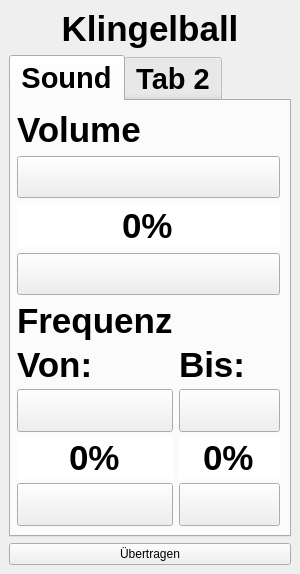
Sammasas/Klingelball-App, file klingelballui.ui: the form before one commit.
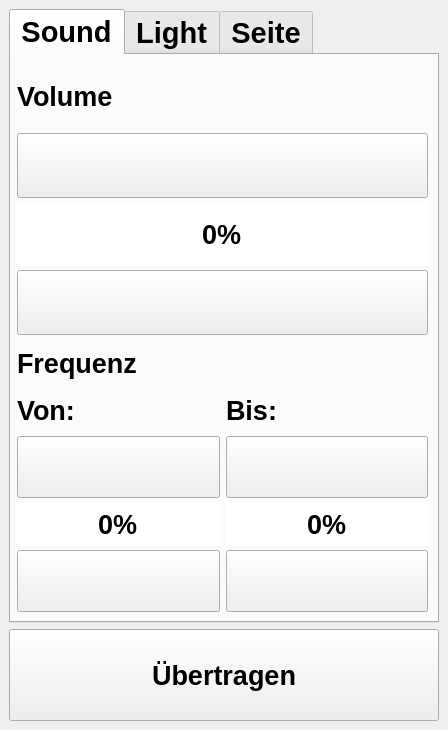
The form after the commit. Icons and pictures are not drawn.

```diff
--- a/klingelballui.ui
+++ b/klingelballui.ui
@@ -6,8 +6,8 @@
    <rect>
     <x>0</x>
     <y>0</y>
-    <width>262</width>
-    <height>453</height>
+    <width>448</width>
+    <height>730</height>
    </rect>
   </property>
   <property name="windowTitle">
@@ -17,33 +17,7 @@
    <string notr="true">QPushButton{border-image: url(:/new/prefix1/ButtonUp.png);}</string>
   </property>
   <widget class="QWidget" name="centralwidget">
-   <layout class="QVBoxLayout" name="verticalLayout_2" stretch="1,10,1">
-    <item>
-     <widget class="QLabel" name="Header">
-      <property name="font">
-       <font>
-        <family>SansSerif</family>
-        <pointsize>26</pointsize>
-        <bold>true</bold>
-       </font>
-      </property>
-      <property name="styleSheet">
-       <string notr="true"/>
-      </property>
-      <property name="text">
-       <string>Klingelball</string>
-      </property>
-      <property name="textFormat">
-       <enum>Qt::AutoText</enum>
-      </property>
-      <property name="alignment">
-       <set>Qt::AlignCenter</set>
-      </property>
-      <property name="wordWrap">
-       <bool>false</bool>
-      </property>
-     </widget>
-    </item>
+   <layout class="QVBoxLayout" name="verticalLayout_2" stretch="20,3">
     <item>
      <widget class="QTabWidget" name="tabWidget">
       <property name="font">
@@ -59,11 +33,11 @@
       <property name="currentIndex">
        <number>0</number>
       </property>
-      <widget class="QWidget" name="tab">
+      <widget class="QWidget" name="Sound_Tab">
        <attribute name="title">
         <string>Sound</string>
        </attribute>
-       <layout class="QVBoxLayout" name="verticalLayout_3" stretch="3,4">
+       <layout class="QVBoxLayout" name="verticalLayout_3" stretch="0,0">
         <property name="sizeConstraint">
          <enum>QLayout::SetNoConstraint</enum>
         </property>
@@ -71,7 +45,10 @@
          <number>6</number>
         </property>
         <item>
-         <layout class="QVBoxLayout" name="Volume_Layout" stretch="2,5,3,5">
+         <layout class="QVBoxLayout" name="Volume_Layout" stretch="4,4,4,4">
+          <property name="spacing">
+           <number>4</number>
+          </property>
           <item>
            <widget class="QLabel" name="Volume_Label">
             <property name="sizePolicy">
@@ -82,7 +59,7 @@
             </property>
             <property name="font">
              <font>
-              <pointsize>26</pointsize>
+              <pointsize>20</pointsize>
               <bold>true</bold>
              </font>
             </property>
@@ -128,7 +105,7 @@
             </property>
             <property name="font">
              <font>
-              <pointsize>26</pointsize>
+              <pointsize>20</pointsize>
               <bold>true</bold>
              </font>
             </property>
@@ -185,62 +162,16 @@
          </layout>
         </item>
         <item>
-         <layout class="QGridLayout" name="Sound_Layout" rowstretch="2,2,4,3,4" columnstretch="0,0">
+         <layout class="QGridLayout" name="Sound_Layout" rowstretch="7,7,10,7,10" columnstretch="0,0">
           <property name="sizeConstraint">
            <enum>QLayout::SetMaximumSize</enum>
           </property>
+          <property name="horizontalSpacing">
+           <number>6</number>
+          </property>
           <property name="verticalSpacing">
            <number>4</number>
           </property>
-          <item row="1" column="0">
-           <widget class="QLabel" name="Von_Frequenz_Label">
-            <property name="font">
-             <font>
-              <pointsize>26</pointsize>
-              <bold>true</bold>
-             </font>
-            </property>
-            <property name="text">
-             <string>Von:</string>
-            </property>
-           </widget>
-          </item>
-          <item row="4" column="0">
-           <widget class="QPushButton" name="Von_Frequ_Down">
-            <property name="sizePolicy">
-             <sizepolicy hsizetype="Minimum" vsizetype="Preferred">
-              <horstretch>0</horstretch>
-              <verstretch>0</verstretch>
-             </sizepolicy>
-            </property>
-            <property name="text">
-             <string/>
-            </property>
-            <property name="icon">
-             <iconset>
-              <selectedoff>:/new/prefix1/Chevron_down.png</selectedoff>
-             </iconset>
-            </property>
-           </widget>
-          </item>
-          <item row="2" column="0">
-           <widget class="QPushButton" name="Von_Frequ_Up">
-            <property name="sizePolicy">
-             <sizepolicy hsizetype="Minimum" vsizetype="Preferred">
-              <horstretch>0</horstretch>
-              <verstretch>0</verstretch>
-             </sizepolicy>
-            </property>
-            <property name="text">
-             <string/>
-            </property>
-            <property name="icon">
-             <iconset>
-              <selectedoff>:/new/prefix1/Chevron_Up.png</selectedoff>
-             </iconset>
-            </property>
-           </widget>
-          </item>
           <item row="4" column="1">
            <widget class="QPushButton" name="Bis_Frequ_Down">
             <property name="sizePolicy">
@@ -259,11 +190,84 @@
             </property>
            </widget>
           </item>
+          <item row="2" column="1">
+           <widget class="QPushButton" name="Bis_Frequ_Up">
+            <property name="sizePolicy">
+             <sizepolicy hsizetype="Minimum" vsizetype="Preferred">
+              <horstretch>0</horstretch>
+              <verstretch>0</verstretch>
+             </sizepolicy>
+            </property>
+            <property name="accessibleName">
+             <string>Bis Frequenz Up</string>
+            </property>
+            <property name="text">
+             <string/>
+            </property>
+            <property name="icon">
+             <iconset>
+              <selectedoff>:/new/prefix1/Chevron_Up.png</selectedoff>
+             </iconset>
+            </property>
+           </widget>
+          </item>
+          <item row="3" column="1">
+           <widget class="QSpinBox" name="Bis_Frequ">
+            <property name="sizePolicy">
+             <sizepolicy hsizetype="Minimum" vsizetype="Preferred">
+              <horstretch>0</horstretch>
+              <verstretch>0</verstretch>
+             </sizepolicy>
+            </property>
+            <property name="font">
+             <font>
+              <pointsize>20</pointsize>
+              <bold>true</bold>
+             </font>
+            </property>
+            <property name="cursor">
+             <cursorShape>BlankCursor</cursorShape>
+            </property>
+            <property name="mouseTracking">
+             <bool>false</bool>
+            </property>
+            <property name="focusPolicy">
+             <enum>Qt::ClickFocus</enum>
+            </property>
+            <property name="accessibleName">
+             <string>Frequenz bis</string>
+            </property>
+            <property name="frame">
+             <bool>false</bool>
+            </property>
+            <property name="alignment">
+             <set>Qt::AlignCenter</set>
+            </property>
+            <property name="readOnly">
+             <bool>true</bool>
+            </property>
+            <property name="buttonSymbols">
+             <enum>QAbstractSpinBox::NoButtons</enum>
+            </property>
+            <property name="keyboardTracking">
+             <bool>false</bool>
+            </property>
+            <property name="suffix">
+             <string>%</string>
+            </property>
+            <property name="maximum">
+             <number>100</number>
+            </property>
+            <property name="singleStep">
+             <number>5</number>
+            </property>
+           </widget>
+          </item>
           <item row="1" column="1">
            <widget class="QLabel" name="Bis_Frequenz_Label">
             <property name="font">
              <font>
-              <pointsize>26</pointsize>
+              <pointsize>20</pointsize>
               <bold>true</bold>
              </font>
             </property>
@@ -272,13 +276,37 @@
             </property>
            </widget>
           </item>
-          <item row="2" column="1">
-           <widget class="QPushButton" name="Bis_Frequ_Up">
+          <item row="4" column="0">
+           <widget class="QPushButton" name="Von_Frequ_Down">
             <property name="sizePolicy">
              <sizepolicy hsizetype="Minimum" vsizetype="Preferred">
               <horstretch>0</horstretch>
               <verstretch>0</verstretch>
              </sizepolicy>
+            </property>
+            <property name="accessibleName">
+             <string>Von Frequenz Down</string>
+            </property>
+            <property name="text">
+             <string/>
+            </property>
+            <property name="icon">
+             <iconset>
+              <selectedoff>:/new/prefix1/Chevron_down.png</selectedoff>
+             </iconset>
+            </property>
+           </widget>
+          </item>
+          <item row="2" column="0">
+           <widget class="QPushButton" name="Von_Frequ_Up">
+            <property name="sizePolicy">
+             <sizepolicy hsizetype="Minimum" vsizetype="Preferred">
+              <horstretch>0</horstretch>
+              <verstretch>0</verstretch>
+             </sizepolicy>
+            </property>
+            <property name="accessibleName">
+             <string>Von Frequenz Up</string>
             </property>
             <property name="text">
              <string/>
@@ -290,17 +318,16 @@
             </property>
            </widget>
           </item>
-          <item row="0" column="0">
-           <widget class="QLabel" name="Frequenz_Label">
+          <item row="1" column="0">
+           <widget class="QLabel" name="Von_Frequenz_Label">
             <property name="font">
              <font>
-              <pointsize>26</pointsize>
+              <pointsize>20</pointsize>
               <bold>true</bold>
-              <kerning>true</kerning>
              </font>
             </property>
             <property name="text">
-             <string>Frequenz</string>
+             <string>Von:</string>
             </property>
            </widget>
           </item>
@@ -314,7 +341,7 @@
             </property>
             <property name="font">
              <font>
-              <pointsize>26</pointsize>
+              <pointsize>20</pointsize>
               <bold>true</bold>
              </font>
             </property>
@@ -353,49 +380,17 @@
             </property>
            </widget>
           </item>
-          <item row="3" column="1">
-           <widget class="QSpinBox" name="Bis_Frequ">
-            <property name="sizePolicy">
-             <sizepolicy hsizetype="Minimum" vsizetype="Preferred">
-              <horstretch>0</horstretch>
-              <verstretch>0</verstretch>
-             </sizepolicy>
-            </property>
+          <item row="0" column="0">
+           <widget class="QLabel" name="Frequenz_Label">
             <property name="font">
              <font>
-              <pointsize>26</pointsize>
+              <pointsize>20</pointsize>
               <bold>true</bold>
+              <kerning>true</kerning>
              </font>
             </property>
-            <property name="cursor">
-             <cursorShape>BlankCursor</cursorShape>
-            </property>
-            <property name="focusPolicy">
-             <enum>Qt::NoFocus</enum>
-            </property>
-            <property name="frame">
-             <bool>false</bool>
-            </property>
-            <property name="alignment">
-             <set>Qt::AlignCenter</set>
-            </property>
-            <property name="readOnly">
-             <bool>true</bool>
-            </property>
-            <property name="buttonSymbols">
-             <enum>QAbstractSpinBox::NoButtons</enum>
-            </property>
-            <property name="keyboardTracking">
-             <bool>false</bool>
-            </property>
-            <property name="suffix">
-             <string>%</string>
-            </property>
-            <property name="maximum">
-             <number>100</number>
-            </property>
-            <property name="singleStep">
-             <number>5</number>
+            <property name="text">
+             <string>Frequenz</string>
             </property>
            </widget>
           </item>
@@ -405,7 +400,12 @@
       </widget>
       <widget class="QWidget" name="tab_2">
        <attribute name="title">
-        <string>Tab 2</string>
+        <string>Light</string>
+       </attribute>
+      </widget>
+      <widget class="QWidget" name="tab">
+       <attribute name="title">
+        <string>Seite</string>
        </attribute>
       </widget>
      </widget>
@@ -421,9 +421,9 @@
       <item>
        <widget class="QPushButton" name="pushButton_7">
         <property name="sizePolicy">
-         <sizepolicy hsizetype="Minimum" vsizetype="Preferred">
+         <sizepolicy hsizetype="Preferred" vsizetype="Preferred">
           <horstretch>0</horstretch>
-          <verstretch>2</verstretch>
+          <verstretch>0</verstretch>
          </sizepolicy>
         </property>
         <property name="minimumSize">
@@ -432,6 +432,12 @@
           <height>0</height>
          </size>
         </property>
+        <property name="font">
+         <font>
+          <pointsize>20</pointsize>
+          <bold>true</bold>
+         </font>
+        </property>
         <property name="text">
          <string>Übertragen</string>
         </property>
```
Left out of the diff: 21 changed lines with no effect on the pictures.
